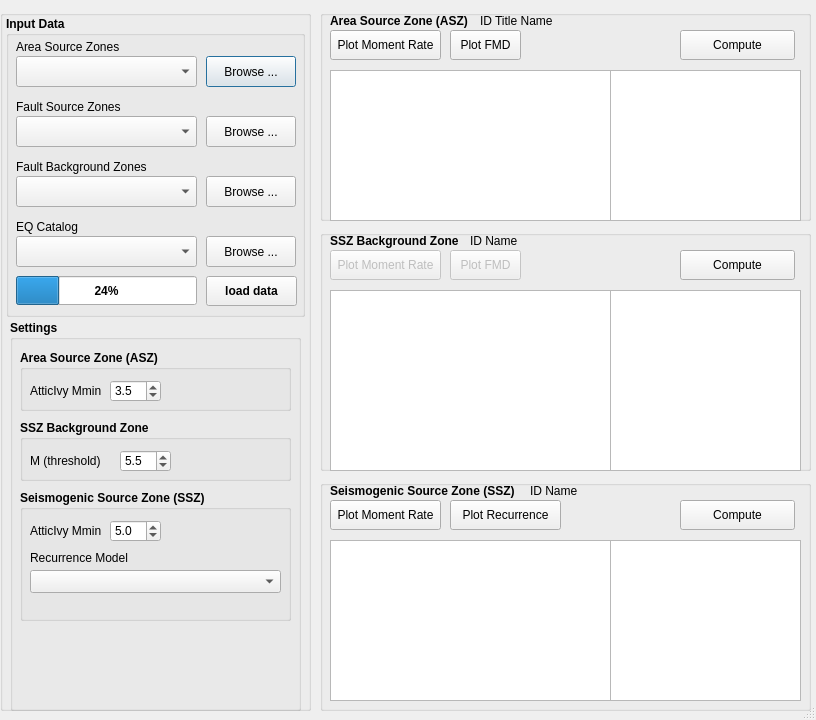
Old version of the form mt_seismicsource/ui_seismicsource.ui in the repository feuchner/seismicsource-toolkit.
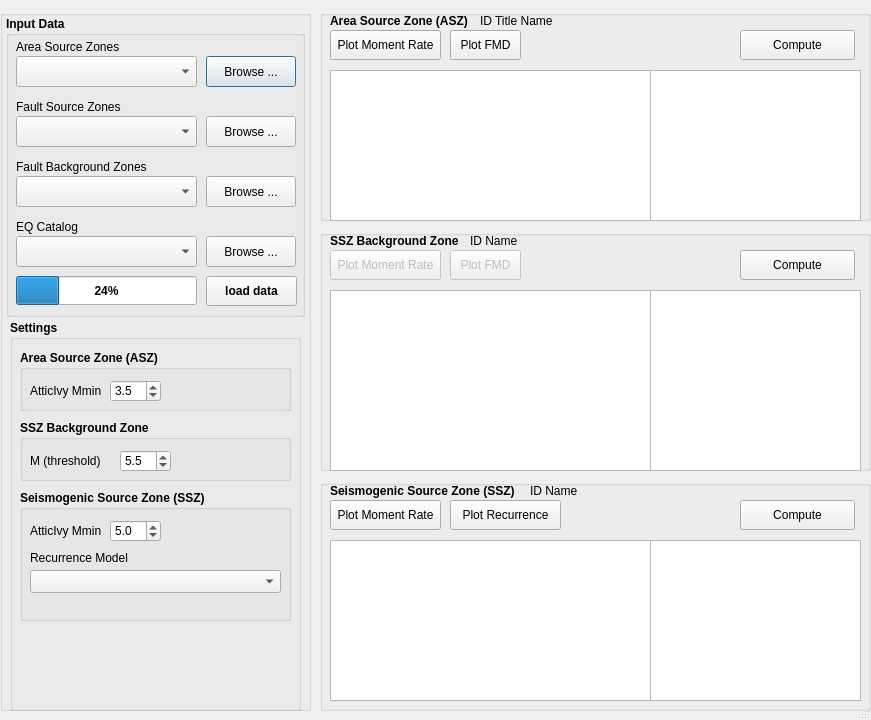
New version of the form.

Commit message: display min/max moment rate from slip rate everywhere

What changed in the file:
```diff
--- a/mt_seismicsource/ui_seismicsource.ui
+++ b/mt_seismicsource/ui_seismicsource.ui
@@ -6,7 +6,7 @@
    <rect>
     <x>0</x>
     <y>0</y>
-    <width>816</width>
+    <width>871</width>
     <height>720</height>
    </rect>
   </property>
@@ -560,7 +560,7 @@
     <rect>
      <x>320</x>
      <y>10</y>
-     <width>491</width>
+     <width>551</width>
      <height>221</height>
     </rect>
    </property>
@@ -569,7 +569,7 @@
      <rect>
       <x>0</x>
       <y>0</y>
-      <width>491</width>
+      <width>551</width>
       <height>211</height>
      </rect>
     </property>
@@ -604,7 +604,7 @@
     <widget class="QPushButton" name="btnDataAreaCompute">
      <property name="geometry">
       <rect>
-       <x>360</x>
+       <x>420</x>
        <y>20</y>
        <width>115</width>
        <height>30</height>
@@ -619,7 +619,7 @@
       <rect>
        <x>10</x>
        <y>60</y>
-       <width>281</width>
+       <width>321</width>
        <height>151</height>
       </rect>
      </property>
@@ -645,9 +645,9 @@
     <widget class="QTextEdit" name="textMomentRateArea">
      <property name="geometry">
       <rect>
-       <x>290</x>
+       <x>330</x>
        <y>60</y>
-       <width>191</width>
+       <width>211</width>
        <height>151</height>
       </rect>
      </property>
@@ -662,7 +662,7 @@
       <rect>
        <x>160</x>
        <y>0</y>
-       <width>321</width>
+       <width>381</width>
        <height>21</height>
       </rect>
      </property>
@@ -704,7 +704,7 @@
     <rect>
      <x>320</x>
      <y>480</y>
-     <width>491</width>
+     <width>551</width>
      <height>231</height>
     </rect>
    </property>
@@ -713,7 +713,7 @@
      <rect>
       <x>0</x>
       <y>0</y>
-      <width>491</width>
+      <width>551</width>
       <height>231</height>
      </rect>
     </property>
@@ -729,7 +729,7 @@
     <widget class="QPushButton" name="btnDataFaultCompute">
      <property name="geometry">
       <rect>
-       <x>360</x>
+       <x>420</x>
        <y>20</y>
        <width>115</width>
        <height>30</height>
@@ -744,7 +744,7 @@
       <rect>
        <x>10</x>
        <y>60</y>
-       <width>281</width>
+       <width>321</width>
        <height>161</height>
       </rect>
      </property>
@@ -770,9 +770,9 @@
     <widget class="QTextEdit" name="textMomentRateFault">
      <property name="geometry">
       <rect>
-       <x>290</x>
+       <x>330</x>
        <y>60</y>
-       <width>191</width>
+       <width>211</width>
        <height>161</height>
       </rect>
      </property>
@@ -806,7 +806,7 @@
       <rect>
        <x>210</x>
        <y>0</y>
-       <width>271</width>
+       <width>331</width>
        <height>21</height>
       </rect>
      </property>
@@ -840,7 +840,7 @@
     <rect>
      <x>320</x>
      <y>230</y>
-     <width>491</width>
+     <width>551</width>
      <height>251</height>
     </rect>
    </property>
@@ -849,7 +849,7 @@
      <rect>
       <x>0</x>
       <y>0</y>
-      <width>491</width>
+      <width>551</width>
       <height>241</height>
      </rect>
     </property>
@@ -865,7 +865,7 @@
     <widget class="QPushButton" name="btnDataFaultBackgrCompute">
      <property name="geometry">
       <rect>
-       <x>360</x>
+       <x>420</x>
        <y>20</y>
        <width>115</width>
        <height>30</height>
@@ -880,7 +880,7 @@
       <rect>
        <x>10</x>
        <y>60</y>
-       <width>281</width>
+       <width>321</width>
        <height>181</height>
       </rect>
      </property>
@@ -893,9 +893,9 @@
     <widget class="QTextEdit" name="textMomentRateFaultBackgr">
      <property name="geometry">
       <rect>
-       <x>290</x>
+       <x>330</x>
        <y>60</y>
-       <width>191</width>
+       <width>211</width>
        <height>181</height>
       </rect>
      </property>
@@ -929,7 +929,7 @@
       <rect>
        <x>150</x>
        <y>0</y>
-       <width>331</width>
+       <width>391</width>
        <height>21</height>
       </rect>
      </property>
```
The commit also changes 2 other files.
